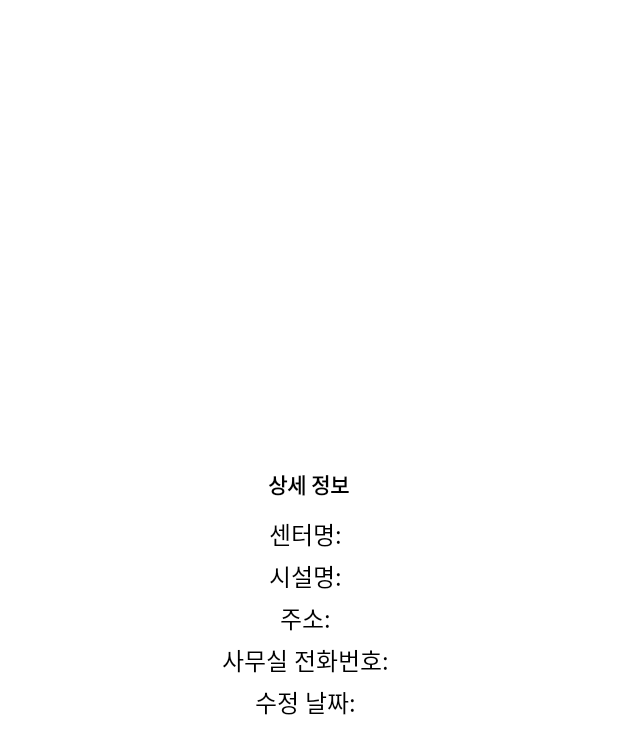
After one commit to dlawldn10/COVID19_Map, an Android app: the layout dialog_center_info.xml on its own in the app's theme, with its tools: preview values and no code run, on a phone screen of 412 x 824 dp. The commit adds this screen. Shown: the top 754 px of the screen. Run offline under Robolectric (Android 15) with nearby library versions, the phone set to English and light mode, and no system bars.

Commit message:
feat: dialog databinding 및 현재 위치 표시 구현

```diff
--- a/app/src/main/java/com/ivy/covid19_map/CenterData.kt
+++ b/app/src/main/java/com/ivy/covid19_map/CenterData.kt
@@ -2,6 +2,7 @@ package com.ivy.covid19_map
 
 import androidx.room.Entity
 import androidx.room.PrimaryKey
+import java.io.Serializable
 
 @Entity
 data class CenterData(
@@ -15,4 +16,4 @@ data class CenterData(
     val lat: String,
     val lng: String,
     val centerType: String
-)
+): Serializable
--- a/app/src/main/java/com/ivy/covid19_map/SplashActivity.kt
+++ b/app/src/main/java/com/ivy/covid19_map/SplashActivity.kt
@@ -1,14 +1,10 @@
 package com.ivy.covid19_map
 
 import android.content.Intent
-import android.graphics.Color
 import android.os.Bundle
 import android.widget.Toast
 import androidx.appcompat.app.AppCompatActivity
 import com.ivy.covid19_map.databinding.ActivitySplashBinding
-import com.naver.maps.geometry.LatLng
-import com.naver.maps.map.overlay.Marker
-import com.naver.maps.map.overlay.OverlayImage
 import dagger.hilt.android.AndroidEntryPoint
 import kotlinx.coroutines.GlobalScope
 import kotlinx.coroutines.async
--- /dev/null
+++ b/app/src/main/res/drawable/dialog_background.xml
@@ -0,0 +1,15 @@
+<?xml version="1.0" encoding="utf-8"?>
+<shape xmlns:android="http://schemas.android.com/apk/res/android"
+    android:shape="rectangle"
+    >
+
+    <solid android:color="@color/white" />
+
+    <corners
+        android:radius="20dp"/>
+
+<!--    <corners-->
+<!--        android:topLeftRadius="20dp"-->
+<!--        android:topRightRadius="20dp"/>-->
+
+</shape>
--- /dev/null
+++ b/app/src/main/res/layout/dialog_center_info.xml
@@ -0,0 +1,244 @@
+<?xml version="1.0" encoding="utf-8"?>
+<layout
+    xmlns:android="http://schemas.android.com/apk/res/android"
+    xmlns:app="http://schemas.android.com/apk/res-auto"
+    xmlns:tools="http://schemas.android.com/tools">
+
+    <data>
+        <variable
+            name="viewModel"
+            type="com.ivy.covid19_map.CenterViewModel" />
+
+    </data>
+
+    <androidx.constraintlayout.widget.ConstraintLayout
+        android:id="@+id/dialog_layout"
+        android:layout_width="wrap_content"
+        android:layout_height="wrap_content"
+        android:orientation="vertical"
+        android:background="@drawable/dialog_background"
+        android:padding="@dimen/default_padding"
+        android:layout_gravity="center"
+        tools:context=".CenterInfoFragment">
+
+        <TextView
+            android:layout_width="wrap_content"
+            android:layout_height="wrap_content"
+            android:textColor="@color/black"
+            android:text="상세 정보"
+            android:textStyle="bold"
+
+            app:layout_constraintLeft_toLeftOf="parent"
+            app:layout_constraintRight_toRightOf="parent"
+            app:layout_constraintTop_toTopOf="parent" />
+
+        <androidx.constraintlayout.widget.ConstraintLayout
+            android:id="@+id/center_data_layout"
+            android:layout_width="match_parent"
+            android:layout_height="match_parent"
+            android:paddingVertical="@dimen/default_padding"
+
+            app:layout_constraintBottom_toBottomOf="parent"
+            app:layout_constraintRight_toRightOf="parent"
+            app:layout_constraintLeft_toLeftOf="parent"
+            app:layout_constraintTop_toTopOf="parent">
+
+            <androidx.constraintlayout.widget.ConstraintLayout
+                android:id="@+id/center_name_wrapper"
+                android:layout_width="match_parent"
+                android:layout_height="wrap_content"
+                android:paddingVertical="2dp"
+
+                app:layout_constraintLeft_toLeftOf="parent"
+                app:layout_constraintRight_toRightOf="parent"
+                app:layout_constraintTop_toTopOf="parent">
+
+                <TextView
+                    android:id="@+id/center_name"
+                    android:layout_width="wrap_content"
+                    android:layout_height="wrap_content"
+                    android:text="센터명: "
+                    android:textColor="@color/black"
+
+                    android:textSize="16sp"
+                    app:layout_constraintBottom_toBottomOf="parent"
+                    app:layout_constraintEnd_toStartOf="@+id/center_name_text_view"
+                    app:layout_constraintHorizontal_bias="0.5"
+                    app:layout_constraintStart_toStartOf="parent"
+                    app:layout_constraintTop_toTopOf="parent" />
+
+                <TextView
+                    android:id="@+id/center_name_text_view"
+                    android:layout_width="wrap_content"
+                    android:layout_height="wrap_content"
+                    android:text="@{viewModel.centerName}"
+                    android:textSize="16sp"
+
+                    app:layout_constraintBottom_toBottomOf="parent"
+                    app:layout_constraintStart_toEndOf="@+id/center_name"
+                    app:layout_constraintTop_toTopOf="parent" />
+
+
+            </androidx.constraintlayout.widget.ConstraintLayout>
+
+
+            <androidx.constraintlayout.widget.ConstraintLayout
+                android:id="@+id/facility_name_wrapper"
+                android:layout_width="match_parent"
+                android:layout_height="wrap_content"
+                android:paddingVertical="2dp"
+
+                app:layout_constraintLeft_toLeftOf="parent"
+                app:layout_constraintRight_toRightOf="parent"
+                app:layout_constraintTop_toBottomOf="@+id/center_name_wrapper">
+
+                <TextView
+                    android:id="@+id/facility_name"
+                    android:layout_width="wrap_content"
+                    android:layout_height="wrap_content"
+                    android:text="시설명: "
+                    android:textColor="@color/black"
+
+                    android:textSize="16sp"
+                    app:layout_constraintBottom_toBottomOf="parent"
+                    app:layout_constraintEnd_toStartOf="@+id/facility_name_text_view"
+                    app:layout_constraintStart_toStartOf="parent"
+                    app:layout_constraintTop_toTopOf="parent" />
+
+                <TextView
+                    android:id="@+id/facility_name_text_view"
+                    android:layout_width="wrap_content"
+                    android:layout_height="wrap_content"
+                    android:text="@{viewModel.facilityName}"
+                    android:textSize="16sp"
+
+                    app:layout_constraintBottom_toBottomOf="parent"
+                    app:layout_constraintHorizontal_bias="0.5"
+                    app:layout_constraintStart_toEndOf="@+id/facility_name"
+                    app:layout_constraintTop_toTopOf="parent" />
+
+
+            </androidx.constraintlayout.widget.ConstraintLayout>
+
+
+            <androidx.constraintlayout.widget.ConstraintLayout
+                android:id="@+id/address_wrapper"
+                android:layout_width="match_parent"
+                android:layout_height="wrap_content"
+                android:paddingVertical="2dp"
+
+                app:layout_constraintLeft_toLeftOf="parent"
+                app:layout_constraintRight_toRightOf="parent"
+                app:layout_constraintTop_toBottomOf="@+id/facility_name_wrapper">
+
+                <TextView
+                    android:id="@+id/address"
+                    android:layout_width="wrap_content"
+                    android:layout_height="wrap_content"
+                    android:text="주소: "
+                    android:textColor="@color/black"
+
+                    android:textSize="16sp"
+                    app:layout_constraintBottom_toBottomOf="parent"
+                    app:layout_constraintEnd_toStartOf="@+id/address_text_view"
+                    app:layout_constraintStart_toStartOf="parent"
+                    app:layout_constraintTop_toTopOf="parent" />
+
+                <TextView
+                    android:id="@+id/address_text_view"
+                    android:layout_width="wrap_content"
+                    android:layout_height="wrap_content"
+                    android:text="@{viewModel.address}"
+                    android:textSize="16sp"
+
+                    app:layout_constraintBottom_toBottomOf="parent"
+                    app:layout_constraintHorizontal_bias="0.5"
+                    app:layout_constraintStart_toEndOf="@+id/address"
+                    app:layout_constraintTop_toTopOf="parent" />
+
+
+            </androidx.constraintlayout.widget.ConstraintLayout>
+
+
+            <androidx.constraintlayout.widget.ConstraintLayout
+                android:id="@+id/phone_number_wrapper"
+                android:layout_width="match_parent"
+                android:layout_height="wrap_content"
+                android:paddingVertical="2dp"
+
+                app:layout_constraintLeft_toLeftOf="parent"
+                app:layout_constraintRight_toRightOf="parent"
+                app:layout_constraintTop_toBottomOf="@+id/address_wrapper">
+
+                <TextView
+                    android:id="@+id/phone_number"
+                    android:layout_width="wrap_content"
+                    android:layout_height="wrap_content"
+                    android:text="사무실 전화번호: "
+                    android:textColor="@color/black"
+
+                    android:textSize="16sp"
+                    app:layout_constraintBottom_toBottomOf="parent"
+                    app:layout_constraintEnd_toStartOf="@+id/phone_number_text_view"
+                    app:layout_constraintStart_toStartOf="parent"
+                    app:layout_constraintTop_toTopOf="parent" />
+
+                <TextView
+                    android:id="@+id/phone_number_text_view"
+                    android:layout_width="wrap_content"
+                    android:layout_height="wrap_content"
+                    android:text="@{viewModel.phoneNumber}"
+                    android:textSize="16sp"
+
+                    app:layout_constraintBottom_toBottomOf="parent"
+                    app:layout_constraintHorizontal_bias="0.5"
+                    app:layout_constraintStart_toEndOf="@+id/phone_number"
+                    app:layout_constraintTop_toTopOf="parent" />
+
+
+            </androidx.constraintlayout.widget.ConstraintLayout>
+
+
+            <androidx.constraintlayout.widget.ConstraintLayout
+                android:id="@+id/updated_at_wrapper"
+                android:layout_width="match_parent"
+                android:layout_height="wrap_content"
+                android:paddingVertical="2dp"
+
+                app:layout_constraintLeft_toLeftOf="parent"
+                app:layout_constraintRight_toRightOf="parent"
+                app:layout_constraintTop_toBottomOf="@+id/phone_number_wrapper">
+
+                <TextView
+                    android:id="@+id/updated_at"
+                    android:layout_width="wrap_content"
+                    android:layout_height="wrap_content"
+                    android:text="수정 날짜: "
+                    android:textColor="@color/black"
+
+                    android:textSize="16sp"
+                    app:layout_constraintBottom_toBottomOf="parent"
+                    app:layout_constraintEnd_toStartOf="@+id/updated_at_text_view"
+                    app:layout_constraintStart_toStartOf="parent"
+                    app:layout_constraintTop_toTopOf="parent" />
+
+                <TextView
+                    android:id="@+id/updated_at_text_view"
+                    android:layout_width="wrap_content"
+                    android:layout_height="wrap_content"
+                    android:text="@{viewModel.updatedAt}"
+                    android:textSize="16sp"
+
+                    app:layout_constraintBottom_toBottomOf="parent"
+                    app:layout_constraintHorizontal_bias="0.5"
+                    app:layout_constraintStart_toEndOf="@+id/updated_at"
+                    app:layout_constraintTop_toTopOf="parent" />
+
+
+            </androidx.constraintlayout.widget.ConstraintLayout>
+
+
+        </androidx.constraintlayout.widget.ConstraintLayout>
+
+    </androidx.constraintlayout.widget.ConstraintLayout>
+</layout>
--- a/app/src/main/res/values/dimens.xml
+++ b/app/src/main/res/values/dimens.xml
@@ -1,3 +1,5 @@
 <resources>
     <dimen name="fab_margin">16dp</dimen>
+    <dimen name="default_padding">30dp</dimen>
+    <dimen name="default_font_size">14sp</dimen>
 </resources>
```
Also changed, not shown: app/build.gradle (+10 -0 lines), app/src/main/AndroidManifest.xml (+12 -9 lines), app/src/main/java/com/ivy/covid19_map/CenterInfoDialogFragment.kt (added, +39 -0 lines), app/src/main/java/com/ivy/covid19_map/CenterViewModel.kt (+15 -1 lines), app/src/main/java/com/ivy/covid19_map/MainActivity.kt (+64 -27 lines), app/src/main/res/layout/activity_main.xml (+23 -3 lines).
